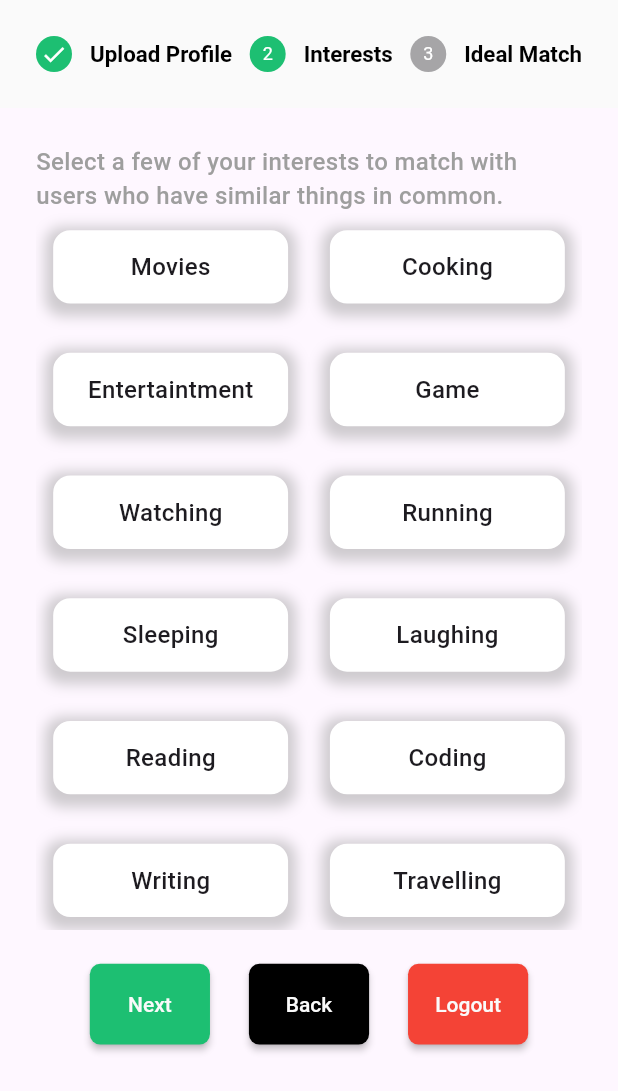
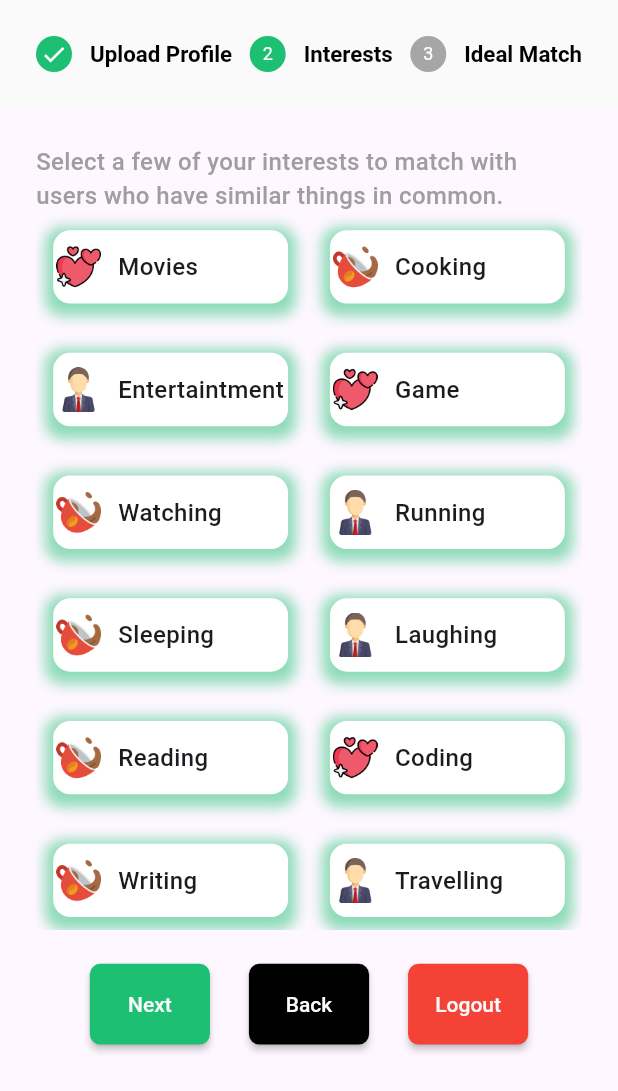
Before and after one commit to bakht200/Totomo, a Flutter app: the FormPage screen opened directly, after a tap on "Next", on a phone screen of 412 x 824 dp. Shown: the top 1091 px of the screen. Run offline on Flutter 3.47's test engine with Material 2 defaults, Android fonts, the phone set to English and light mode, and no system bars; our stand-ins replace badges, flutter_screenutil, flutter_svg, image_picker, material_design_icons_flutter, numberpicker and 1 more; missing offline and left inert: camera_camera, floating_action_bubble, material_dialogs.

Commit message:
stepper form changes implementation

```diff
--- a/lib/view/stepper_form.dart
+++ b/lib/view/stepper_form.dart
@@ -16,25 +16,25 @@ class FormPage extends StatefulWidget {
 class _FormPageState extends State<FormPage> {
   int currentStep = 0;
   List interestList = [
-    'Movies',
-    'Cooking',
-    'Entertaintment',
-    'Game',
-    'Watching',
-    'Running',
-    'Sleeping',
-    'Laughing',
-    'Reading',
-    'Coding',
-    'Writing',
-    'Travelling',
+    {'title': 'Movies', 'image': 'assets/images/love.png'},
+    {'title': 'Cooking', 'image': 'assets/images/cup.png'},
+    {'title': 'Entertaintment', 'image': 'assets/images/businessman.png'},
+    {'title': 'Game', 'image': 'assets/images/love.png'},
+    {'title': 'Watching', 'image': 'assets/images/cup.png'},
+    {'title': 'Running', 'image': 'assets/images/businessman.png'},
+    {'title': 'Sleeping', 'image': 'assets/images/cup.png'},
+    {'title': 'Laughing', 'image': 'assets/images/businessman.png'},
+    {'title': 'Reading', 'image': 'assets/images/cup.png'},
+    {'title': 'Coding', 'image': 'assets/images/love.png'},
+    {'title': 'Writing', 'image': 'assets/images/cup.png'},
+    {'title': 'Travelling', 'image': 'assets/images/businessman.png'},
   ];
 
   List idealMatch = [
-    'Love',
-    'Friend',
-    'Business',
-    'Fling',
+    {'title': 'Love', 'image': 'assets/images/love.png'},
+    {'title': 'Friend', 'image': 'assets/images/love-birds.png'},
+    {'title': 'Business', 'image': 'assets/images/businessman.png'},
+    {'title': 'Fling', 'image': 'assets/images/cup.png'},
   ];
 
   List<int> selectedItems = [];
@@ -211,13 +211,25 @@ class _FormPageState extends State<FormPage> {
                             height: 20.h,
                             width: 20.w,
                             child: Center(
-                                child: Text(
-                              interestList[index],
+                              child: Row(
+                                children: [
+                                  Image.asset(
+                                    interestList[index]['image'],
+                                    height: 25.h,
+                                  ),
+                                  SizedBox(
+                                    width: 10.w,
+                                  ),
+                                  Text(
+                                    interestList[index]['title'],
                                     style: TextStyle(
                                       fontSize: 14.sp,
                                       fontWeight: FontWeight.w500,
                                     ),
-                            )),
+                                  ),
+                                ],
+                              ),
+                            ),
                             decoration: BoxDecoration(
                               color: Colors.white,
                               border: Border.all(
@@ -233,7 +245,8 @@ class _FormPageState extends State<FormPage> {
                                   bottomRight: Radius.circular(10.r)),
                               boxShadow: [
                                 BoxShadow(
-                                  color: Colors.grey.withOpacity(0.5),
+                                  color: Color(AppTheme.primaryColor)
+                                      .withOpacity(0.5),
                                   spreadRadius: 5,
                                   blurRadius: 7,
                                   offset: Offset(0, 3),
@@ -292,14 +305,23 @@ class _FormPageState extends State<FormPage> {
                           child: Container(
                             height: 20.h,
                             width: 20.w,
-                            child: Center(
-                                child: Text(
-                              idealMatch[index],
+                            child: Column(
+                              crossAxisAlignment: CrossAxisAlignment.center,
+                              mainAxisAlignment: MainAxisAlignment.center,
+                              children: [
+                                Image.asset(
+                                  idealMatch[index]['image'],
+                                  height: 80.h,
+                                ),
+                                Text(
+                                  idealMatch[index]['title'],
                                   style: TextStyle(
                                     fontSize: 14.sp,
                                     fontWeight: FontWeight.w500,
                                   ),
-                            )),
+                                ),
+                              ],
+                            ),
                             decoration: BoxDecoration(
                               color: Colors.white,
                               border: Border.all(
@@ -315,7 +337,8 @@ class _FormPageState extends State<FormPage> {
                                   bottomRight: Radius.circular(10.r)),
                               boxShadow: [
                                 BoxShadow(
-                                  color: Colors.grey.withOpacity(0.5),
+                                  color: Color(AppTheme.primaryColor)
+                                      .withOpacity(0.5),
                                   spreadRadius: 5,
                                   blurRadius: 7,
                                   offset: Offset(0, 3),
```
Also changed, not shown: assets/images/businessman.png (added), assets/images/cup.png (added). Lines whose indentation alone changed are shown as unchanged.
